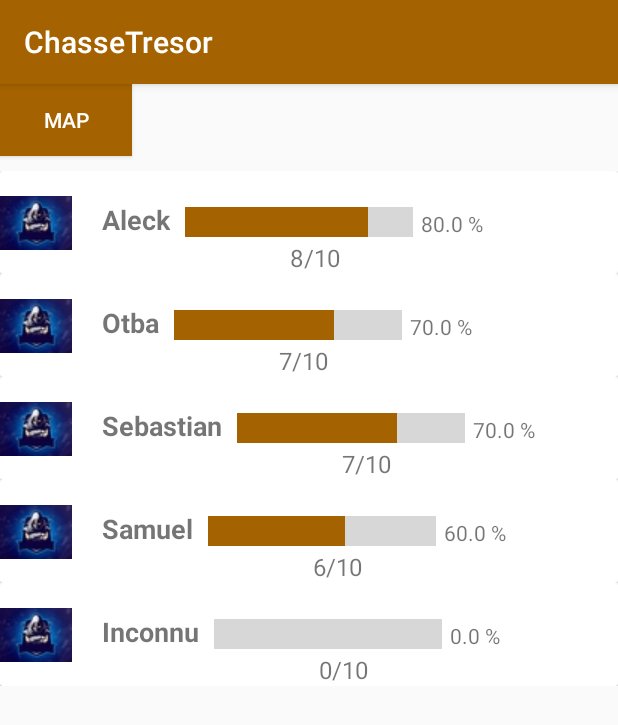
After one commit to SCourthial/ChasseAuTresor, an Android app: the DashBoardActivity screen opened directly, with no data from a screen before it, on a phone screen of 412 x 824 dp. The commit adds this screen. Shown: the top 725 px of the screen. Run offline under Robolectric (Android 15) with nearby library versions, the phone set to English and light mode, and no system bars.

Commit message:
Adding dashboard

```diff
--- /dev/null
+++ b/code/app/src/main/java/com/example/chassetresor/DashBoardActivity.java
@@ -0,0 +1,73 @@
+package com.example.chassetresor;
+
+import androidx.appcompat.app.AppCompatActivity;
+import androidx.recyclerview.widget.LinearLayoutManager;
+import androidx.recyclerview.widget.RecyclerView;
+
+import android.content.Intent;
+import android.os.Bundle;
+import android.view.View;
+import android.widget.AbsListView;
+import android.widget.ProgressBar;
+
+import java.util.ArrayList;
+import java.util.List;
+import java.util.Map;
+
+public class DashBoardActivity extends AppCompatActivity {
+
+    int numberOfIndices;
+
+    RecyclerView recyclerView;
+
+    List<String> s1 = new ArrayList<>();
+
+    List<Integer> images = new ArrayList<>();
+
+    List<Integer> level = new ArrayList<>();
+    @Override
+    protected void onCreate(Bundle savedInstanceState) {
+        super.onCreate(savedInstanceState);
+
+        numberOfIndices =10;
+
+        images.add(R.drawable.player_image);
+        images.add(R.drawable.player_image);
+        images.add(R.drawable.player_image);
+        images.add(R.drawable.player_image);
+        images.add(R.drawable.player_image);
+
+
+        s1.add("Aleck");
+        s1.add("Otba");
+        s1.add("Sebastian");
+        s1.add("Samuel");
+        s1.add("Inconnu");
+
+        level.add(8);
+        level.add(7);
+        level.add(7);
+        level.add(6);
+        level.add(0);
+
+        createDashboard(s1,level,numberOfIndices);
+    }
+
+    public void createDashboard(List<String> playersName, List<Integer> levelProgression, int numberOfIndices){
+
+        setContentView(R.layout.activity_dash_board);
+
+        recyclerView = findViewById(R.id.recyclerView);
+
+         MyAdapter myAdapter = new MyAdapter(this,s1,level,images, numberOfIndices);
+
+        recyclerView.setAdapter(myAdapter);
+        recyclerView.setLayoutManager(new LinearLayoutManager(this));
+
+    }
+
+    public void clickButtonMap(View view) {
+        Intent myIntent = new Intent(DashBoardActivity.this, MapActivity.class);
+        DashBoardActivity.this.startActivity(myIntent);
+    }
+}
--- a/code/app/src/main/java/com/example/chassetresor/MapActivity.java
+++ b/code/app/src/main/java/com/example/chassetresor/MapActivity.java
@@ -18,6 +18,7 @@ import android.os.Bundle;
 import android.os.VibrationEffect;
 import android.os.Vibrator;
 import android.view.View;
+import android.widget.Button;
 
 import com.google.android.gms.maps.CameraUpdateFactory;
 import com.google.android.gms.maps.GoogleMap;
@@ -52,12 +53,16 @@ public class MapActivity extends AppCompatActivity implements LocationListener {
 
     private final static double MAX_RADIUS = 100; //En mètre
 
+    private Button dashboardButton;
+
     @Override
     protected void onCreate(Bundle savedInstanceState) {
         super.onCreate(savedInstanceState);
         setContentView(R.layout.activity_map);
         FragmentManager fragmentManager = getFragmentManager();
         mapFragment = (MapFragment) fragmentManager.findFragmentById(R.id.map);
+
+        dashboardButton = findViewById(R.id.goToDashboard);
 
         indicesArray = new ArrayList<LatLng>();
         indicesArray.add(new LatLng(45.005031, 4.918539));
@@ -345,4 +350,9 @@ public class MapActivity extends AppCompatActivity implements LocationListener {
         }
         return null;
     }
+
+    public void clickOnDashboardButton(View view) {
+        Intent myIntent = new Intent(MapActivity.this, DashBoardActivity.class);
+        MapActivity.this.startActivity(myIntent);
+    }
 }
--- /dev/null
+++ b/code/app/src/main/java/com/example/chassetresor/MyAdapter.java
@@ -0,0 +1,76 @@
+package com.example.chassetresor;
+
+import android.content.Context;
+import android.media.Image;
+import android.text.Layout;
+import android.view.LayoutInflater;
+import android.view.View;
+import android.view.ViewGroup;
+import android.widget.ImageView;
+import android.widget.ProgressBar;
+import android.widget.TextView;
+
+import androidx.annotation.NonNull;
+import androidx.recyclerview.widget.RecyclerView;
+
+import java.util.List;
+
+public class MyAdapter extends RecyclerView.Adapter<MyAdapter.MyViewHolder> {
+
+    List<String> data1;
+    List <Integer> images;
+    Context context;
+    List<Integer>levelProgression;
+    int numberOfIndices;
+
+    public MyAdapter(Context context, List<String> s1,  List <Integer> levelProgression, List<Integer> images, int numberOfIndices){
+        this.context =context;
+        data1=s1;
+        this.levelProgression=levelProgression;
+        this.images=images;
+        this.numberOfIndices=numberOfIndices;
+
+    }
+
+    @NonNull
+    @Override
+    public MyViewHolder onCreateViewHolder(@NonNull ViewGroup parent, int viewType) {
+        LayoutInflater layoutInflater = LayoutInflater.from(context);
+        View view = layoutInflater.inflate(R.layout.my_row,parent,false);
+        return new MyViewHolder(view);
+    }
+
+    @Override
+    public void onBindViewHolder(@NonNull MyViewHolder holder, int position) {
+        holder.myBar.setMax(numberOfIndices);
+        holder.myText1.setText(data1.get(position));
+        holder.myText2.setText(levelProgression.get(position)+"/"+holder.myBar.getMax());
+        holder.myText3.setText((((double) levelProgression.get(position)/ (double) holder.myBar.getMax())*100) +" %");
+        holder.myImage.setImageResource(images.get(position));
+        holder.myBar.setProgress(levelProgression.get(position));
+        holder.myBar.setScaleY(5f);
+    }
+
+    @Override
+    public int getItemCount() {
+        return data1.size();
+    }
+
+    public class MyViewHolder extends RecyclerView.ViewHolder{
+
+        TextView myText1, myText2;
+        TextView myText3;
+        ImageView myImage;
+        ProgressBar myBar;
+
+        public MyViewHolder(@NonNull View itemView) {
+            super(itemView);
+            myText1=itemView.findViewById(R.id.players_name_txt);
+            myText2=itemView.findViewById(R.id.description_player_txt);
+            myText3=itemView.findViewById(R.id.percentage);
+            myImage=itemView.findViewById(R.id.player_image);
+            myBar = itemView.findViewById(R.id.myProgressBar);
+
+        }
+    }
+}
--- /dev/null
+++ b/code/app/src/main/res/layout/activity_dash_board.xml
@@ -0,0 +1,31 @@
+<?xml version="1.0" encoding="utf-8"?>
+<androidx.constraintlayout.widget.ConstraintLayout xmlns:android="http://schemas.android.com/apk/res/android"
+    xmlns:app="http://schemas.android.com/apk/res-auto"
+    xmlns:tools="http://schemas.android.com/tools"
+    android:layout_width="match_parent"
+    android:layout_height="match_parent"
+    tools:context=".DashBoardActivity">
+
+    <LinearLayout
+        android:layout_width="match_parent"
+        android:layout_height="match_parent"
+        android:orientation="vertical">
+
+        <Button
+            android:id="@+id/goToMapButton"
+            android:layout_width="wrap_content"
+            android:layout_height="wrap_content"
+            android:background="@color/colorPrimary"
+            android:onClick="clickButtonMap"
+            android:text="Map"
+            android:textColor="#ffff" />
+
+        <androidx.recyclerview.widget.RecyclerView
+            android:id="@+id/recyclerView"
+            android:layout_width="match_parent"
+            android:layout_height="match_parent"
+            android:layout_marginTop="10dp"
+            />
+    </LinearLayout>
+
+</androidx.constraintlayout.widget.ConstraintLayout>
--- a/code/app/src/main/res/layout/activity_map.xml
+++ b/code/app/src/main/res/layout/activity_map.xml
@@ -7,11 +7,13 @@
     android:layout_height="match_parent"
     tools:context=".MapActivity">
 
-    <fragment xmlns:android="http://schemas.android.com/apk/res/android"
+    <fragment
         android:id="@+id/map"
+        android:name="com.google.android.gms.maps.MapFragment"
         android:layout_width="match_parent"
         android:layout_height="match_parent"
-        android:name="com.google.android.gms.maps.MapFragment" />
+        tools:layout_editor_absoluteX="-14dp"
+        tools:layout_editor_absoluteY="0dp" />
 
     <Button
         android:id="@+id/button"
@@ -26,4 +28,16 @@
         app:layout_constraintTop_toTopOf="parent"
         app:layout_constraintVertical_bias="1.0" />
 
+    <Button
+        android:id="@+id/goToDashboard"
+        android:layout_width="wrap_content"
+        android:layout_height="wrap_content"
+        android:background="@color/colorPrimary"
+        android:onClick="clickOnDashboardButton"
+        android:text="Dashboard"
+        android:textColor="#ffff"
+        app:layout_constraintEnd_toEndOf="parent"
+        app:layout_constraintTop_toTopOf="parent" />
+
+
 </androidx.constraintlayout.widget.ConstraintLayout>
--- /dev/null
+++ b/code/app/src/main/res/layout/my_row.xml
@@ -0,0 +1,75 @@
+<?xml version="1.0" encoding="utf-8"?>
+<androidx.constraintlayout.widget.ConstraintLayout
+    xmlns:android="http://schemas.android.com/apk/res/android"
+    xmlns:app="http://schemas.android.com/apk/res-auto"
+    xmlns:tools="http://schemas.android.com/tools"
+    android:layout_width="match_parent"
+    android:layout_height="wrap_content">
+
+    <androidx.cardview.widget.CardView
+        android:layout_width="match_parent"
+        android:layout_height="wrap_content"
+        app:layout_constraintBottom_toBottomOf="parent"
+        app:layout_constraintEnd_toEndOf="parent"
+        app:layout_constraintStart_toStartOf="parent"
+        app:layout_constraintTop_toTopOf="parent">
+
+        <androidx.constraintlayout.widget.ConstraintLayout
+            android:layout_width="match_parent"
+            android:layout_height="match_parent">
+
+            <ImageView
+                android:id="@+id/player_image"
+                android:layout_width="wrap_content"
+                android:layout_height="wrap_content"
+                app:layout_constraintBottom_toBottomOf="parent"
+                app:layout_constraintStart_toStartOf="parent"
+                app:layout_constraintTop_toTopOf="parent"
+                app:srcCompat="@mipmap/ic_launcher" />
+
+            <TextView
+                android:id="@+id/players_name_txt"
+                android:layout_width="wrap_content"
+                android:layout_height="wrap_content"
+                android:layout_marginStart="20dp"
+                android:layout_marginTop="20dp"
+                android:text="Name"
+                android:textSize="18sp"
+                android:textStyle="bold"
+                app:layout_constraintStart_toEndOf="@+id/player_image"
+                app:layout_constraintTop_toTopOf="parent" />
+
+            <TextView
+                android:id="@+id/description_player_txt"
+                android:layout_width="wrap_content"
+                android:layout_height="wrap_content"
+                android:layout_marginStart="70dp"
+                android:layout_marginTop="5dp"
+                android:gravity="center"
+                android:text="Description"
+                android:textSize="16sp"
+                app:layout_constraintStart_toStartOf="@+id/myProgressBar"
+                app:layout_constraintTop_toBottomOf="@+id/myProgressBar" />
+
+            <ProgressBar
+                android:id="@+id/myProgressBar"
+                style="?android:attr/progressBarStyleHorizontal"
+                android:layout_width="152dp"
+                android:layout_height="11dp"
+                android:layout_marginStart="10dp"
+                android:layout_marginTop="30dp"
+                app:layout_constraintStart_toEndOf="@+id/players_name_txt"
+                app:layout_constraintTop_toTopOf="parent" />
+
+            <TextView
+                android:id="@+id/percentage"
+                android:layout_width="wrap_content"
+                android:layout_height="wrap_content"
+                android:layout_marginStart="5dp"
+                android:layout_marginTop="25dp"
+                app:layout_constraintStart_toEndOf="@+id/myProgressBar"
+                app:layout_constraintTop_toTopOf="parent" />
+
+        </androidx.constraintlayout.widget.ConstraintLayout>
+    </androidx.cardview.widget.CardView>
+</androidx.constraintlayout.widget.ConstraintLayout>
--- a/code/app/src/main/res/values/strings.xml
+++ b/code/app/src/main/res/values/strings.xml
@@ -1,3 +1,18 @@
 <resources>
     <string name="app_name">ChasseTresor</string>
+    <string-array name="player_login">
+        <item>Otba</item>
+        <item>Aleck</item>
+        <item>Sebastian</item>
+        <item>Samuel</item>
+    </string-array>
+
+    <string-array name="description">
+        <item>This is a random description</item>
+        <item>This is a random description</item>
+        <item>This is a random description</item>
+        <item>This is a random description</item>
+    </string-array>
+
+
 </resources>
--- a/code/app/src/main/res/values/styles.xml
+++ b/code/app/src/main/res/values/styles.xml
@@ -7,4 +7,6 @@
         <item name="colorAccent">@color/colorAccent</item>
     </style>
 
+
+
 </resources>
```
Also changed, not shown: code/app/src/main/AndroidManifest.xml (+8 -9 lines), code/app/src/main/res/drawable-v24/player_image.jpg (added).
